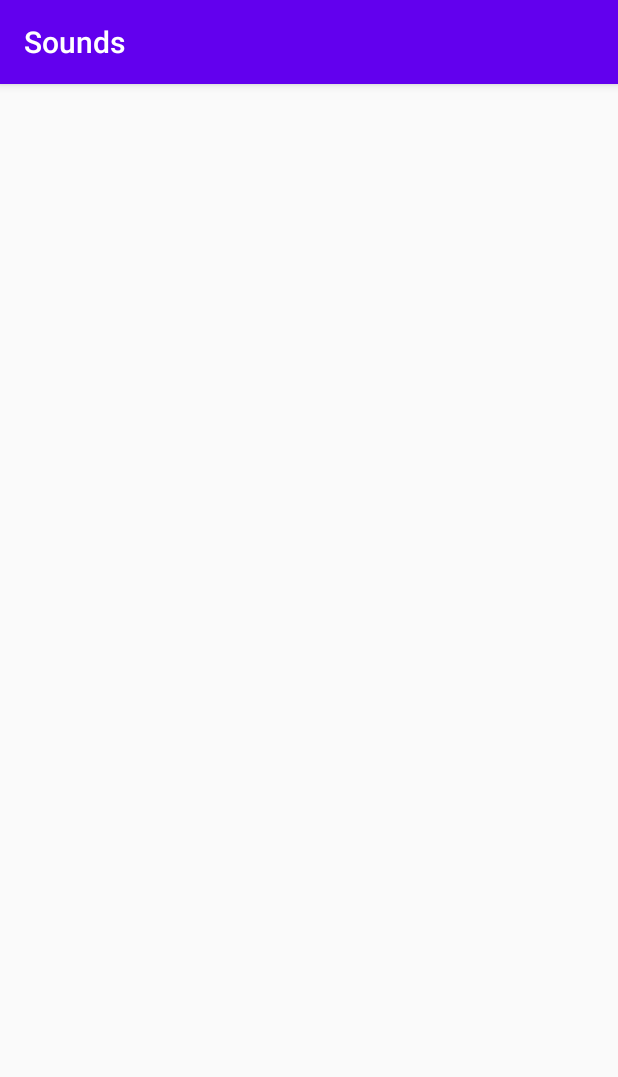
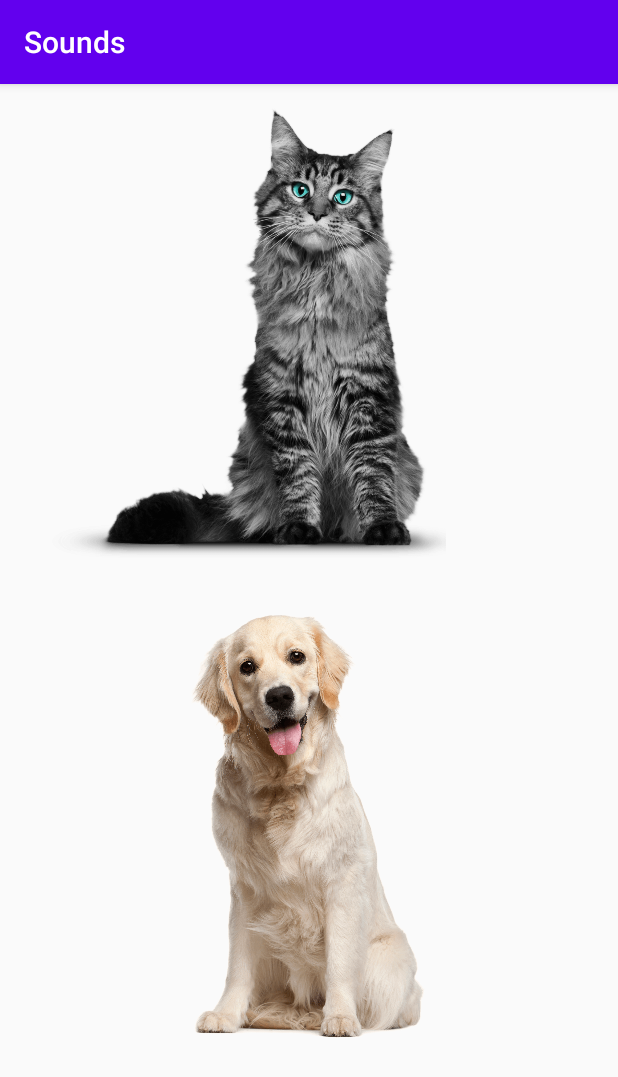
Before and after one commit to nickelk/sounds, an Android app: the MainActivity screen opened directly, with no data from a screen before it, on a phone screen of 412 x 824 dp. Shown: the top 1077 px of the screen. Run offline under Robolectric (Android 15) with nearby library versions, the phone set to English and light mode, and no system bars.

Commit message:
png mp3 added

```diff
--- a/app/src/main/res/layout/activity_main.xml
+++ b/app/src/main/res/layout/activity_main.xml
@@ -4,4 +4,27 @@
     xmlns:tools="http://schemas.android.com/tools"
     android:layout_width="match_parent"
     android:layout_height="match_parent"
-    tools:context=".MainActivity"/>
+    tools:context=".MainActivity">
+
+    <ImageView
+        android:id="@+id/cat"
+        android:layout_width="300dp"
+        android:layout_height="300dp"
+        android:layout_marginStart="16dp"
+        android:layout_marginLeft="16dp"
+        android:layout_marginTop="16dp"
+        app:layout_constraintStart_toStartOf="parent"
+        app:layout_constraintTop_toTopOf="parent"
+        app:srcCompat="@drawable/cat" />
+
+    <ImageView
+        android:id="@+id/dog"
+        android:layout_width="300dp"
+        android:layout_height="300dp"
+        android:layout_marginStart="50dp"
+        android:layout_marginLeft="50dp"
+        android:layout_marginTop="26dp"
+        app:layout_constraintStart_toStartOf="parent"
+        app:layout_constraintTop_toBottomOf="@+id/cat"
+        app:srcCompat="@drawable/dog" />
+</androidx.constraintlayout.widget.ConstraintLayout>
--- a/app/src/main/res/values/colors.xml
+++ b/app/src/main/res/values/colors.xml
@@ -2,5 +2,5 @@
 <resources>
     <color name="colorPrimary">#6200EE</color>
     <color name="colorPrimaryDark">#3700B3</color>
-    <color name="colorAccent">#03DAC5</color>
+    <color name="colorAccent">#00BFA5</color>
 </resources>
```
Also changed, not shown: app/src/main/res/drawable/cat.png (added), app/src/main/res/drawable/dog.png (added), 2 other files.
